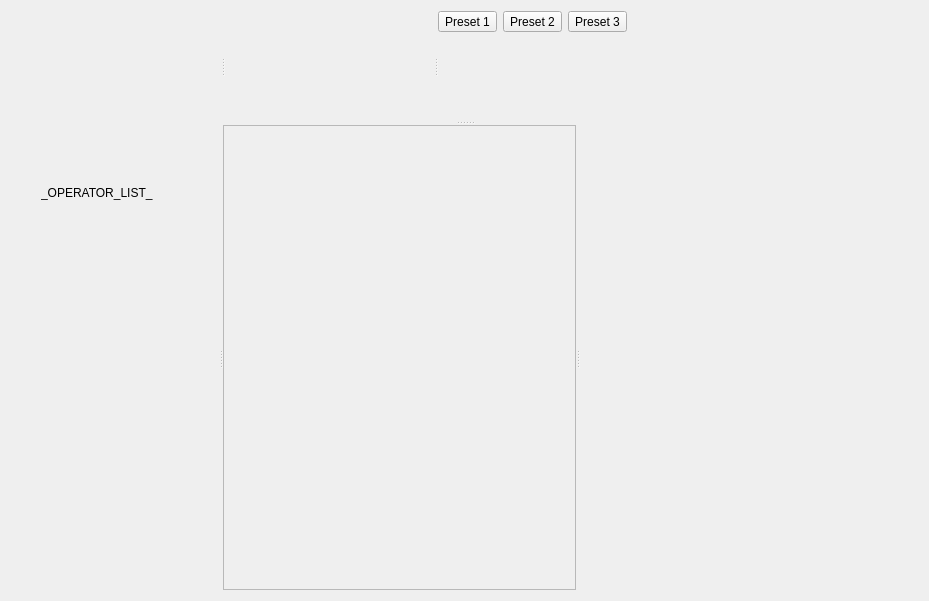
Above: src/resources/ui/devwidget.ui from remia/EclairLooks before the change. Below: the same form after it.
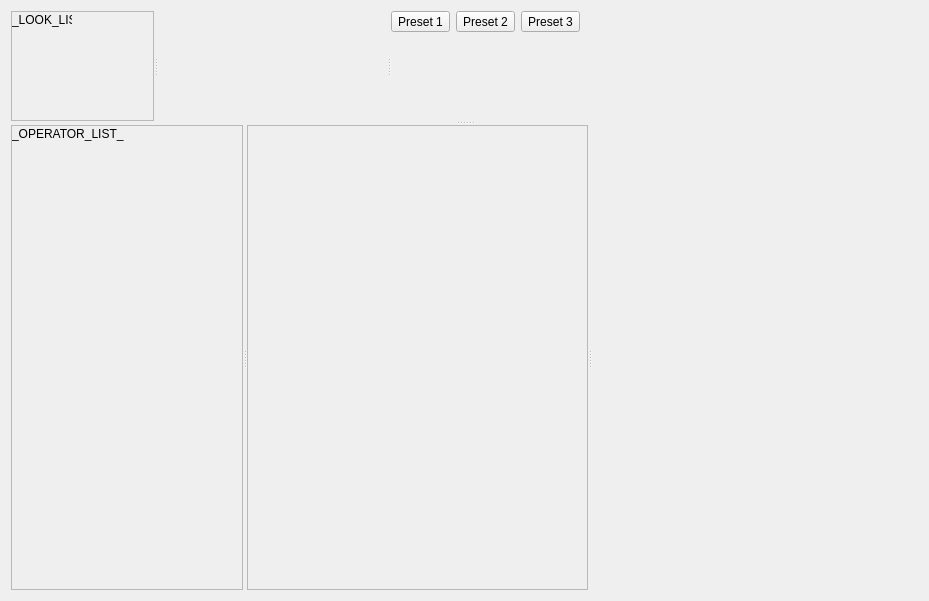
That is the form after the change. Custom widgets are drawn as their Qt base class.

```diff
--- a/src/resources/ui/devwidget.ui
+++ b/src/resources/ui/devwidget.ui
@@ -23,7 +23,7 @@
       <property name="orientation">
        <enum>Qt::Horizontal</enum>
       </property>
-      <widget class="QWidget" name="lookWidget" native="true">
+      <widget class="QScrollArea" name="lookWidget" native="true">
        <widget class="QLabel" name="label_3">
         <property name="geometry">
          <rect>
@@ -110,7 +110,7 @@
       <property name="orientation">
        <enum>Qt::Horizontal</enum>
       </property>
-      <widget class="QWidget" name="widget_3" native="true">
+      <widget class="QScrollArea" name="operatorListWidget" native="true">
        <widget class="QLabel" name="label_2">
         <property name="geometry">
          <rect>
```
Left out of the diff: 6 changed lines with no effect on the pictures.
